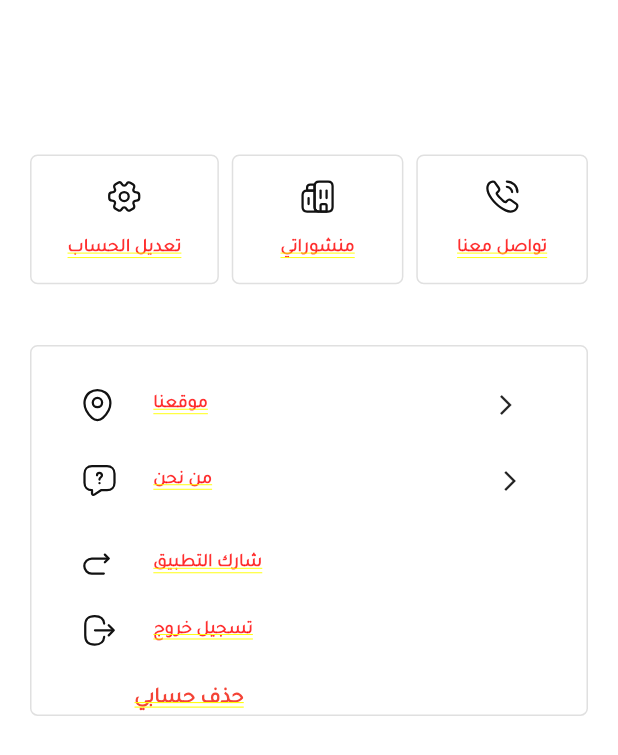
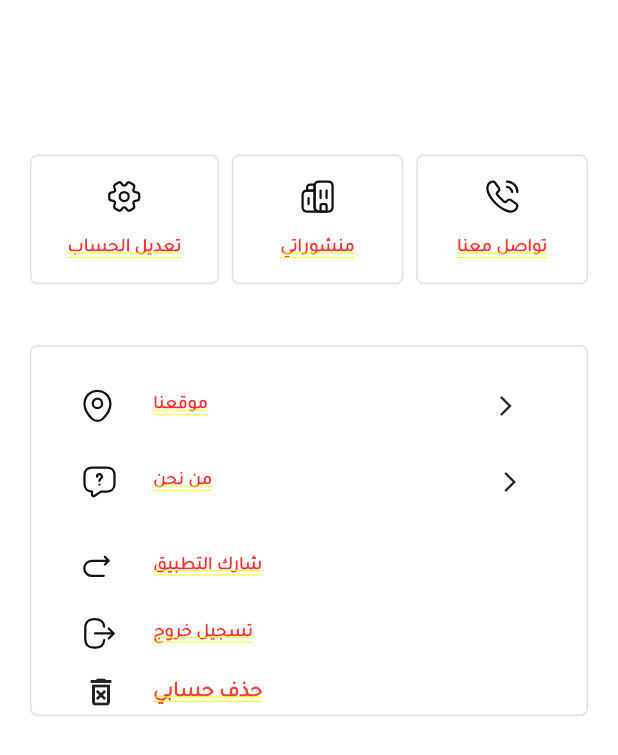
Before and after one commit to Hadeel-AL-Talli/almohandes_estate, a Flutter app: the Profile screen opened by its route, on a phone screen of 412 x 824 dp. Shown: the top 755 px of the screen. Run offline on Flutter 3.47's test engine with Material 2 defaults, Android fonts, the phone set to English and light mode, and no system bars; our stand-ins replace cached_network_image, carousel_slider, dotted_border, drop_shadow, firebase_core, firebase_messaging and 10 more; missing offline and left inert: favorite_button, flutter_login_facebook, scroll_indicator, whatsapp_unilink; accounts and stored records are empty; network calls fail.

Commit message:
deleteaccount

```diff
--- a/lib/screens/Home/profile.dart
+++ b/lib/screens/Home/profile.dart
@@ -192,7 +192,7 @@ await logout(context);
           ),
 
 
-          SizedBox(height: 20,),
+          SizedBox(height: 10,),
 
 
           InkWell(
@@ -203,7 +203,10 @@ await logout(context);
     child: Row(
       children: [
 
-          SizedBox(width: 60.w,),
+           SizedBox(width: 30.w,),
+              Icon(Icons.delete_forever_outlined),
+
+              SizedBox(width: 20.w,),
         Text('حذف حسابي ',style: TextStyle(fontFamily: 'Tj',fontSize: 14.sp ,fontWeight: FontWeight.bold, color: Colors.red),),
       ],
     )),
```
